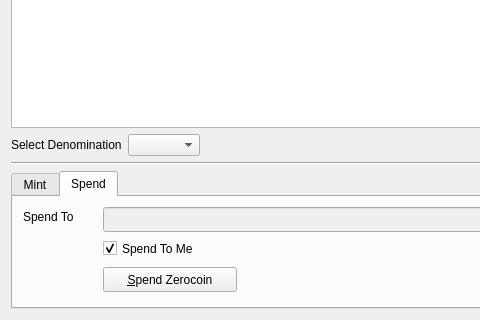
First picture: the form in src/qt/forms/zerocoinpage.ui, repository verticalcoin/verticalcoin, before the edit; both pictures show x 0 to 480 and y 135 to 455 of the 830 by 455 pixel window.
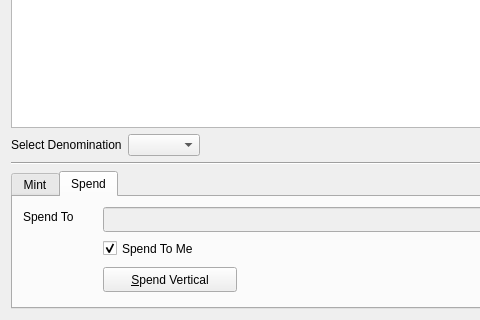
Second picture: the form after the edit. Icons and pictures are not drawn.

Commit message: reduce debug log spam renamed zerocoin -> verticalcoin

```diff
--- a/src/qt/forms/zerocoinpage.ui
+++ b/src/qt/forms/zerocoinpage.ui
@@ -185,7 +185,7 @@
                     <string>Spend Zerocoin</string>
                   </property>
                   <property name="text">
-                    <string>&amp;Spend Zerocoin</string>
+                    <string>&amp;Spend Vertical</string>
                   </property>
                   <property name="icon">
                     <iconset>
```
Left out of the diff: 6 changed lines with no effect on the pictures. The commit also changes 3 other files.
